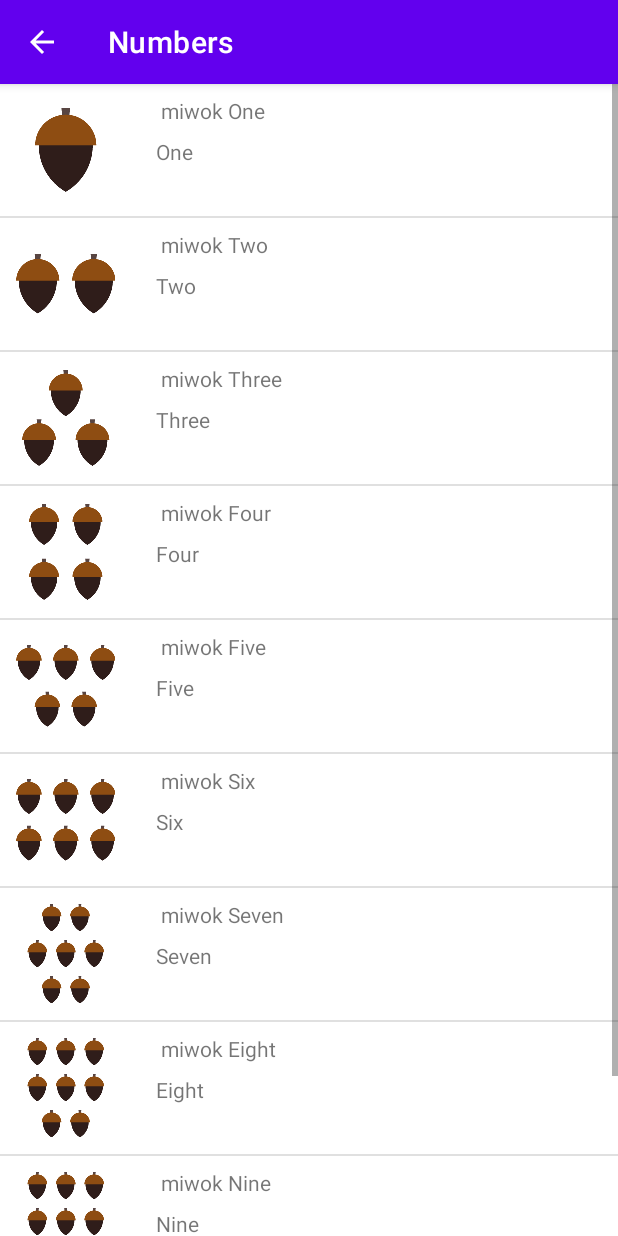
After one commit to DEVdoraemon/Miwok, an Android app: the NumbersFragment screen opened directly, with no data from a screen before it, on a phone screen of 412 x 824 dp. The commit adds this screen. Run offline under Robolectric (Android 15) with nearby library versions, the phone set to English and light mode, and no system bars.

Commit message:
added numbers fragment in numbersActivity

```diff
--- a/app/build.gradle
+++ b/app/build.gradle
@@ -33,6 +33,7 @@
     implementation 'androidx.appcompat:appcompat:1.3.1'
     implementation 'com.google.android.material:material:1.4.0'
     implementation 'androidx.constraintlayout:constraintlayout:2.1.1'
+    implementation 'androidx.legacy:legacy-support-v4:1.0.0'
     testImplementation 'junit:junit:4.+'
     androidTestImplementation 'androidx.test.ext:junit:1.1.3'
     androidTestImplementation 'androidx.test.espresso:espresso-core:3.4.0'
--- /dev/null
+++ b/app/src/main/java/com/awasthir/miwok/NumbersFragment.java
@@ -0,0 +1,111 @@
+package com.awasthir.miwok;
+
+import android.content.Context;
+import android.media.AudioManager;
+import android.media.MediaPlayer;
+import android.os.Bundle;
+
+import androidx.fragment.app.Fragment;
+
+import android.view.LayoutInflater;
+import android.view.View;
+import android.view.ViewGroup;
+import android.widget.ListView;
+
+import java.util.ArrayList;
+
+public class NumbersFragment extends Fragment {
+
+    private MediaPlayer mMediaPlayer;
+
+    private AudioManager mAudioManager;
+
+    private AudioManager.OnAudioFocusChangeListener mAudioFocusChangeListener = new AudioManager.OnAudioFocusChangeListener() {
+        @Override
+        public void onAudioFocusChange(int focusChange) {
+            if (focusChange == AudioManager.AUDIOFOCUS_LOSS_TRANSIENT ||
+                    focusChange == AudioManager.AUDIOFOCUS_LOSS_TRANSIENT_CAN_DUCK) {
+                mMediaPlayer.pause();
+                mMediaPlayer.seekTo(0);
+            } else if (focusChange == AudioManager.AUDIOFOCUS_GAIN) {
+                mMediaPlayer.start();
+            }
+            else if (focusChange == AudioManager.AUDIOFOCUS_LOSS){
+                releaseMediaPlayer();
+            }
+        }
+    };
+
+    private MediaPlayer.OnCompletionListener mCompletionListener =
+            mediaPlayer -> releaseMediaPlayer();
+
+    // Override abstract function to modify the onCreate behavior of Numbers Activity
+
+    @Override
+    public View onCreateView(LayoutInflater inflater, ViewGroup container,
+            Bundle savedInstanceState) {
+        // Inflate the layout for this fragment
+        View rootView =  inflater.inflate(R.layout.word_list, container, false);
+
+        mAudioManager = (AudioManager) getActivity().getSystemService(Context.AUDIO_SERVICE);
+
+        // Ini
+        final ArrayList<Word> Words = new ArrayList<>();
+
+        Words.add(new Word("One", " miwok One", R.drawable.number_one, R.raw.number_one));
+        Words.add(new Word("Two", " miwok Two", R.drawable.number_two, R.raw.number_two));
+        Words.add(new Word("Three", " miwok Three", R.drawable.number_three, R.raw.number_three));
+        Words.add(new Word("Four", " miwok Four", R.drawable.number_four, R.raw.number_four));
+        Words.add(new Word("Five", " miwok Five", R.drawable.number_five, R.raw.number_five));
+        Words.add(new Word("Six", " miwok Six", R.drawable.number_six, R.raw.number_six));
+        Words.add(new Word("Seven", " miwok Seven", R.drawable.number_seven, R.raw.number_seven));
+        Words.add(new Word("Eight", " miwok Eight", R.drawable.number_eight, R.raw.number_eight));
+        Words.add(new Word("Nine", " miwok Nine", R.drawable.number_nine, R.raw.number_eight));
+        Words.add(new Word("Ten", " miwok Ten", R.drawable.number_ten, R.raw.number_ten));
+
+
+        WordAdapter listAdapter = new WordAdapter(getActivity(), Words);
+
+        ListView listView = rootView.findViewById(R.id.list);
+
+        listView.setAdapter(listAdapter);
+
+        // click listener is defined inline,
+        // it's methods can only reference local variables is they are declared final
+        // or it can ref. global variables in the numbers activity
+        listView.setOnItemClickListener((adapterView, view, position, id) -> {
+            Word word = Words.get(position);
+
+            releaseMediaPlayer();
+
+            int result = mAudioManager.requestAudioFocus(mAudioFocusChangeListener,
+                    AudioManager.STREAM_MUSIC, AudioManager.AUDIOFOCUS_GAIN_TRANSIENT);
+
+            if (result == AudioManager.AUDIOFOCUS_REQUEST_GRANTED) {
+                mMediaPlayer = MediaPlayer.create(getActivity(), word.getmAudioResourceId());
+
+                mMediaPlayer.start();
+
+                mMediaPlayer.setOnCompletionListener(mCompletionListener);
+            }
+        });
+
+        return rootView;
+    }
+
+    // don't comment otherwise app will crash unexpectedly
+    @Override
+    public void onStop () {
+        super.onStop();
+        releaseMediaPlayer();
+    }
+
+    private void releaseMediaPlayer () {
+        if (mMediaPlayer != null) {
+            mMediaPlayer.release();
+            mMediaPlayer = null;
+        }
+    }
+
+
+}
--- /dev/null
+++ b/app/src/main/res/layout/activity_category.xml
@@ -0,0 +1,6 @@
+<?xml version="1.0" encoding="utf-8"?>
+<LinearLayout xmlns:android="http://schemas.android.com/apk/res/android"
+    android:id="@+id/container"
+    android:layout_width="match_parent"
+    android:layout_height="match_parent"
+    android:orientation="vertical"/>
--- a/app/src/main/res/values/strings.xml
+++ b/app/src/main/res/values/strings.xml
@@ -4,4 +4,6 @@
     <string name="colors">Colors</string>
     <string name="phrases">Phrases</string>
     <string name="family">Family</string>
+    <!-- TODO: Remove or change this placeholder text -->
+    <string name="hello_blank_fragment">Hello blank fragment</string>
 </resources>
```
Also changed, not shown: app/src/main/java/com/awasthir/miwok/NumbersActivity.java (+4 -81 lines).
